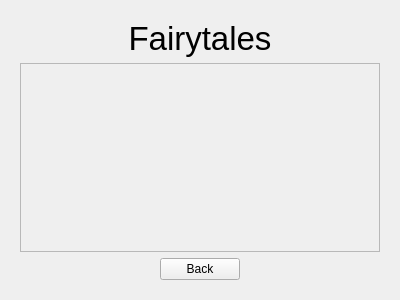
Qt form ui/fairytalesdialog.ui (tdauth/gustavsfairyland) before a commit.
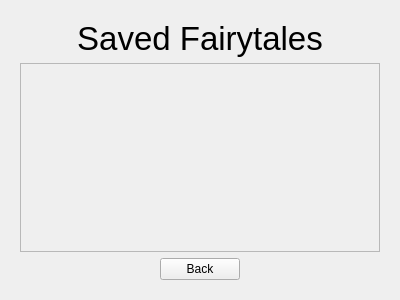
The same form after that commit.

Commit message: Disable QtMEL by default, improved user interface, fixed custom fairytale text

Patch:
```diff
--- a/ui/fairytalesdialog.ui
+++ b/ui/fairytalesdialog.ui
@@ -25,7 +25,7 @@
          </font>
         </property>
         <property name="text">
-         <string>Fairytales</string>
+         <string>Saved Fairytales</string>
         </property>
         <property name="scaledContents">
          <bool>false</bool>
```
The commit also changes 19 other files.
